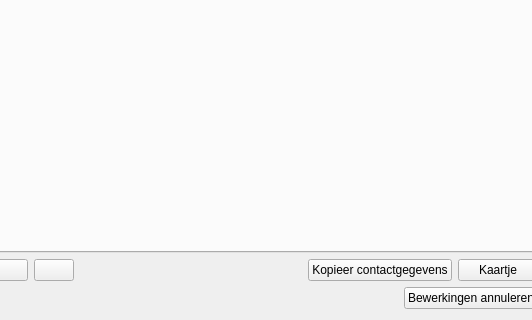
The window that buurtijd_deelnemers.ui (vvim/BT_deelnemers) describes before a commit, drawn with Qt 5; both pictures show x 115 to 647 and y 531 to 851 of the 750 by 851 pixel window.
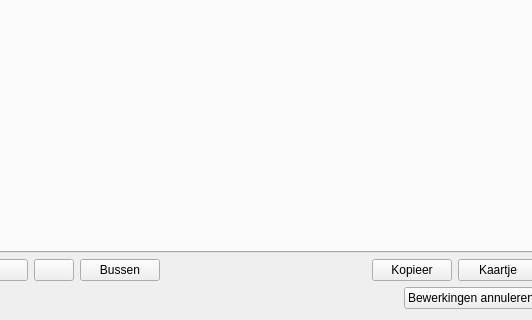
The same window after the commit. Icons and pictures are not drawn. Custom widgets are drawn as their Qt base class.

Commit message:
Added icons "copy contact details" and "addresses without email"
icons from
 * http://simpleicon.com/id_card-2.html
 * http://simpleicon.com/message_8.html

```diff
--- a/buurtijd_deelnemers.ui
+++ b/buurtijd_deelnemers.ui
@@ -646,6 +646,17 @@
        </property>
       </widget>
      </item>
+     <item>
+      <widget class="QPushButton" name="pushButton_participantsWithoutEmail">
+       <property name="text">
+        <string>Bussen</string>
+       </property>
+       <property name="icon">
+        <iconset resource="buurtijd_deelnemers.qrc">
+         <normaloff>:/icons/icons/newsletter.png</normaloff>:/icons/icons/newsletter.png</iconset>
+       </property>
+      </widget>
+     </item>
      <item>
       <spacer name="horizontalSpacer_2">
        <property name="orientation">
@@ -665,7 +676,11 @@
         <string>&lt;html&gt;&lt;head/&gt;&lt;body&gt;&lt;p&gt;Kopieer de contactgegevens van deze deelnemer naar het klembord.&lt;/p&gt;&lt;/body&gt;&lt;/html&gt;</string>
        </property>
        <property name="text">
-        <string>Kopieer contactgegevens</string>
+        <string>Kopieer</string>
+       </property>
+       <property name="icon">
+        <iconset resource="buurtijd_deelnemers.qrc">
+         <normaloff>:/icons/icons/copy contact details.png</normaloff>:/icons/icons/copy contact details.png</iconset>
        </property>
       </widget>
      </item>
```
The commit also changes 3 other files.
